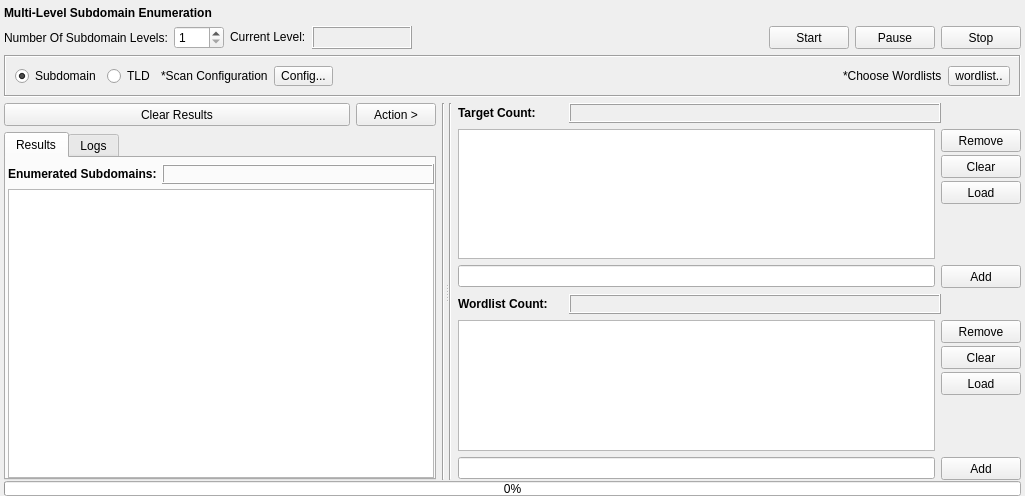
Qt form gui/src/engines/level/Level.ui (3nock/OTE) before a commit.
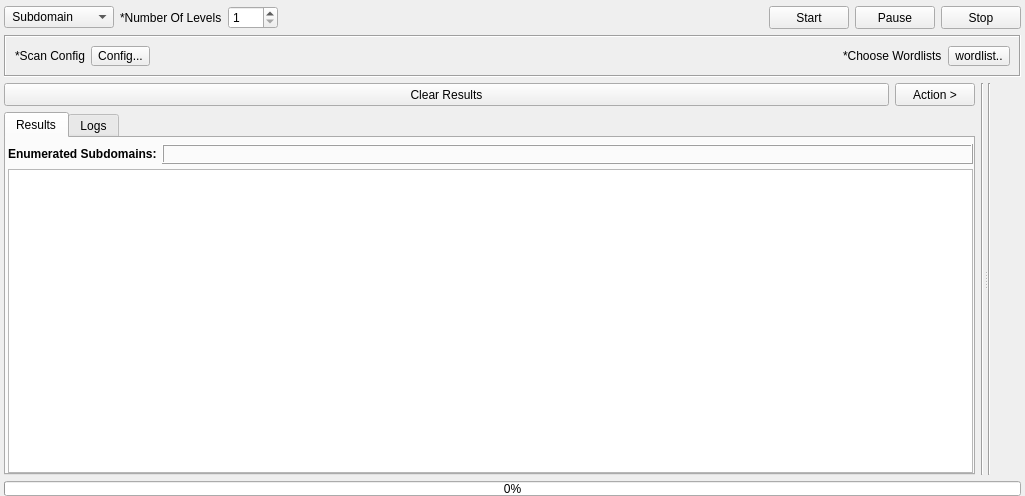
The same form after that commit. Custom widgets are drawn as their Qt base class.

Patch:
```diff
--- a/gui/src/engines/level/Level.ui
+++ b/gui/src/engines/level/Level.ui
@@ -16,7 +16,7 @@
   <property name="styleSheet">
    <string notr="true"/>
   </property>
-  <layout class="QVBoxLayout" name="verticalLayout_3">
+  <layout class="QVBoxLayout" name="verticalLayout_2">
    <property name="leftMargin">
     <number>4</number>
    </property>
@@ -29,31 +29,38 @@
    <property name="bottomMargin">
     <number>0</number>
    </property>
-   <item>
-    <widget class="QLabel" name="label_2">
-     <property name="sizePolicy">
-      <sizepolicy hsizetype="Preferred" vsizetype="Maximum">
-       <horstretch>0</horstretch>
-       <verstretch>0</verstretch>
-      </sizepolicy>
-     </property>
-     <property name="font">
-      <font>
-       <weight>75</weight>
-       <bold>true</bold>
-      </font>
-     </property>
-     <property name="text">
-      <string>Multi-Level Subdomain Enumeration</string>
-     </property>
-    </widget>
-   </item>
    <item>
     <layout class="QHBoxLayout" name="horizontalLayout_4">
+     <item>
+      <widget class="QComboBox" name="comboBoxOption">
+       <property name="minimumSize">
+        <size>
+         <width>110</width>
+         <height>0</height>
+        </size>
+       </property>
+       <property name="maximumSize">
+        <size>
+         <width>110</width>
+         <height>16777215</height>
+        </size>
+       </property>
+       <item>
+        <property name="text">
+         <string> Subdomain</string>
+        </property>
+       </item>
+       <item>
+        <property name="text">
+         <string> TLD</string>
+        </property>
+       </item>
+      </widget>
+     </item>
      <item>
       <widget class="QLabel" name="label_6">
        <property name="text">
-        <string>Number Of Subdomain Levels:</string>
+        <string>*Number Of Levels</string>
        </property>
       </widget>
      </item>
@@ -74,6 +81,15 @@
        <property name="focusPolicy">
         <enum>Qt::NoFocus</enum>
        </property>
+       <property name="wrapping">
+        <bool>false</bool>
+       </property>
+       <property name="frame">
+        <bool>true</bool>
+       </property>
+       <property name="buttonSymbols">
+        <enum>QAbstractSpinBox::UpDownArrows</enum>
+       </property>
        <property name="minimum">
         <number>1</number>
        </property>
@@ -82,47 +98,6 @@
        </property>
       </widget>
      </item>
-     <item>
-      <widget class="QLabel" name="label_5">
-       <property name="sizePolicy">
-        <sizepolicy hsizetype="Maximum" vsizetype="Maximum">
-         <horstretch>0</horstretch>
-         <verstretch>0</verstretch>
-        </sizepolicy>
-       </property>
-       <property name="font">
-        <font>
-         <weight>50</weight>
-         <bold>false</bold>
-        </font>
-       </property>
-       <property name="text">
-        <string>Current Level:</string>
-       </property>
-      </widget>
-     </item>
-     <item>
-      <widget class="QLabel" name="label_level">
-       <property name="minimumSize">
-        <size>
-         <width>100</width>
-         <height>0</height>
-        </size>
-       </property>
-       <property name="styleSheet">
-        <string notr="true"/>
-       </property>
-       <property name="frameShape">
-        <enum>QFrame::Box</enum>
-       </property>
-       <property name="frameShadow">
-        <enum>QFrame::Raised</enum>
-       </property>
-       <property name="text">
-        <string/>
-       </property>
-      </widget>
-     </item>
      <item>
       <spacer name="horizontalSpacer_3">
        <property name="orientation">
@@ -228,23 +203,6 @@
       <enum>QFrame::Sunken</enum>
      </property>
      <layout class="QHBoxLayout" name="horizontalLayout_3">
-      <item>
-       <widget class="QRadioButton" name="radioButton">
-        <property name="text">
-         <string>Subdomain</string>
-        </property>
-        <property name="checked">
-         <bool>true</bool>
-        </property>
-       </widget>
-      </item>
-      <item>
-       <widget class="QRadioButton" name="radioButton_2">
-        <property name="text">
-         <string>TLD</string>
-        </property>
-       </widget>
-      </item>
       <item>
        <widget class="QLabel" name="label_4">
         <property name="sizePolicy">
@@ -254,7 +212,7 @@
          </sizepolicy>
         </property>
         <property name="text">
-         <string>*Scan Configuration</string>
+         <string>*Scan Config</string>
         </property>
        </widget>
       </item>
@@ -308,11 +266,6 @@
     </widget>
    </item>
    <item>
-    <layout class="QVBoxLayout" name="verticalLayout_2">
-     <property name="spacing">
-      <number>1</number>
-     </property>
-     <item>
       <widget class="QSplitter" name="splitter">
        <property name="orientation">
         <enum>Qt::Horizontal</enum>
@@ -590,502 +543,35 @@
         </layout>
        </widget>
        <widget class="QWidget" name="layoutWidget">
-        <layout class="QHBoxLayout" name="horizontalLayout_2">
-         <item>
-          <widget class="Line" name="line_15">
-           <property name="styleSheet">
-            <string notr="true"/>
-           </property>
-           <property name="orientation">
-            <enum>Qt::Vertical</enum>
-           </property>
-          </widget>
-         </item>
-         <item>
-          <layout class="QVBoxLayout" name="verticalLayout">
-           <item>
-            <layout class="QHBoxLayout" name="horizontalLayout_20">
-             <item>
-              <widget class="QLabel" name="label_3">
-               <property name="sizePolicy">
-                <sizepolicy hsizetype="Fixed" vsizetype="Maximum">
-                 <horstretch>0</horstretch>
-                 <verstretch>0</verstretch>
-                </sizepolicy>
-               </property>
-               <property name="minimumSize">
-                <size>
-                 <width>105</width>
-                 <height>0</height>
-                </size>
-               </property>
-               <property name="maximumSize">
-                <size>
-                 <width>80</width>
-                 <height>16777215</height>
-                </size>
-               </property>
-               <property name="font">
-                <font>
-                 <weight>75</weight>
-                 <bold>true</bold>
-                </font>
-               </property>
-               <property name="text">
-                <string>Target Count:</string>
-               </property>
-              </widget>
-             </item>
-             <item>
-              <widget class="QLabel" name="label_targetsCount">
-               <property name="sizePolicy">
-                <sizepolicy hsizetype="Preferred" vsizetype="Preferred">
-                 <horstretch>0</horstretch>
-                 <verstretch>0</verstretch>
-                </sizepolicy>
-               </property>
-               <property name="minimumSize">
-                <size>
-                 <width>20</width>
-                 <height>20</height>
-                </size>
-               </property>
-               <property name="styleSheet">
-                <string notr="true"/>
-               </property>
-               <property name="frameShape">
-                <enum>QFrame::Box</enum>
-               </property>
-               <property name="frameShadow">
-                <enum>QFrame::Raised</enum>
-               </property>
-               <property name="text">
-                <string/>
-               </property>
-              </widget>
-             </item>
-             <item>
-              <spacer name="horizontalSpacer_7">
-               <property name="orientation">
-                <enum>Qt::Horizontal</enum>
-               </property>
-               <property name="sizeType">
-                <enum>QSizePolicy::Fixed</enum>
-               </property>
-               <property name="sizeHint" stdset="0">
-                <size>
-                 <width>80</width>
-                 <height>20</height>
-                </size>
-               </property>
-              </spacer>
-             </item>
-            </layout>
-           </item>
-           <item>
-            <layout class="QHBoxLayout" name="horizontalLayout_24">
-             <item>
-              <widget class="QListWidget" name="listWidget_targets">
-               <property name="focusPolicy">
-                <enum>Qt::NoFocus</enum>
-               </property>
-               <property name="styleSheet">
-                <string notr="true"/>
-               </property>
-               <property name="editTriggers">
-                <set>QAbstractItemView::DoubleClicked</set>
-               </property>
-               <property name="showDropIndicator" stdset="0">
-                <bool>false</bool>
-               </property>
-               <property name="dragDropOverwriteMode">
-                <bool>false</bool>
-               </property>
-               <property name="selectionMode">
-                <enum>QAbstractItemView::ExtendedSelection</enum>
-               </property>
-               <property name="verticalScrollMode">
-                <enum>QAbstractItemView::ScrollPerPixel</enum>
-               </property>
-               <property name="horizontalScrollMode">
-                <enum>QAbstractItemView::ScrollPerPixel</enum>
-               </property>
-               <property name="selectionRectVisible">
-                <bool>true</bool>
-               </property>
-              </widget>
-             </item>
-             <item>
-              <layout class="QVBoxLayout" name="verticalLayout_5">
-               <property name="spacing">
-                <number>3</number>
-               </property>
-               <item>
-                <widget class="QPushButton" name="pushButton_removeTargets">
-                 <property name="sizePolicy">
-                  <sizepolicy hsizetype="Fixed" vsizetype="Fixed">
-                   <horstretch>0</horstretch>
-                   <verstretch>0</verstretch>
-                  </sizepolicy>
-                 </property>
-                 <property name="minimumSize">
-                  <size>
-                   <width>75</width>
-                   <height>23</height>
-                  </size>
-                 </property>
-                 <property name="styleSheet">
-                  <string notr="true"/>
-                 </property>
-                 <property name="text">
-                  <string>Remove</string>
-                 </property>
-                </widget>
-               </item>
-               <item>
-                <widget class="QPushButton" name="pushButton_clearTargets">
-                 <property name="sizePolicy">
-                  <sizepolicy hsizetype="Fixed" vsizetype="Fixed">
-                   <horstretch>0</horstretch>
-                   <verstretch>0</verstretch>
-                  </sizepolicy>
-                 </property>
-                 <property name="minimumSize">
-                  <size>
-                   <width>75</width>
-                   <height>23</height>
-                  </size>
-                 </property>
-                 <property name="styleSheet">
-                  <string notr="true"/>
-                 </property>
-                 <property name="text">
-                  <string>Clear</string>
-                 </property>
-                </widget>
-               </item>
-               <item>
-                <widget class="QPushButton" name="pushButton_loadTargets">
-                 <property name="sizePolicy">
-                  <sizepolicy hsizetype="Fixed" vsizetype="Fixed">
-                   <horstretch>0</horstretch>
-                   <verstretch>0</verstretch>
-                  </sizepolicy>
-                 </property>
-                 <property name="minimumSize">
-                  <size>
-                   <width>75</width>
-                   <height>23</height>
-                  </size>
-                 </property>
-                 <property name="styleSheet">
-                  <string notr="true"/>
-                 </property>
-                 <property name="text">
-                  <string>Load</string>
-                 </property>
-                </widget>
-               </item>
-               <item>
-                <spacer name="verticalSpacer_2">
-                 <property name="orientation">
-                  <enum>Qt::Vertical</enum>
-                 </property>
-                 <property name="sizeHint" stdset="0">
-                  <size>
-                   <width>20</width>
-                   <height>40</height>
-                  </size>
-                 </property>
-                </spacer>
-               </item>
-              </layout>
-             </item>
-            </layout>
-           </item>
-           <item>
             <layout class="QHBoxLayout" name="horizontalLayout">
              <item>
-              <widget class="QLineEdit" name="lineEdit_targets">
-               <property name="styleSheet">
-                <string notr="true"/>
-               </property>
-              </widget>
-             </item>
-             <item>
-              <widget class="QPushButton" name="pushButton_addTargets">
-               <property name="sizePolicy">
-                <sizepolicy hsizetype="Fixed" vsizetype="Fixed">
-                 <horstretch>0</horstretch>
-                 <verstretch>0</verstretch>
-                </sizepolicy>
-               </property>
-               <property name="minimumSize">
-                <size>
-                 <width>75</width>
-                 <height>23</height>
-                </size>
-               </property>
-               <property name="styleSheet">
-                <string notr="true"/>
-               </property>
-               <property name="text">
-                <string>Add</string>
-               </property>
-              </widget>
-             </item>
-            </layout>
-           </item>
-           <item>
-            <layout class="QHBoxLayout" name="theLayout_2">
-             <item>
-              <widget class="QLabel" name="label_10">
-               <property name="sizePolicy">
-                <sizepolicy hsizetype="Fixed" vsizetype="Preferred">
-                 <horstretch>0</horstretch>
-                 <verstretch>0</verstretch>
-                </sizepolicy>
-               </property>
-               <property name="minimumSize">
-                <size>
-                 <width>105</width>
-                 <height>0</height>
-                </size>
-               </property>
-               <property name="maximumSize">
-                <size>
-                 <width>80</width>
-                 <height>16777215</height>
-                </size>
-               </property>
-               <property name="font">
-                <font>
-                 <weight>75</weight>
-                 <bold>true</bold>
-                </font>
-               </property>
-               <property name="text">
-                <string>Wordlist Count:</string>
-               </property>
-              </widget>
-             </item>
-             <item>
-              <widget class="QLabel" name="label_wordlistCount">
-               <property name="sizePolicy">
-                <sizepolicy hsizetype="Preferred" vsizetype="Maximum">
-                 <horstretch>0</horstretch>
-                 <verstretch>0</verstretch>
-                </sizepolicy>
-               </property>
-               <property name="minimumSize">
-                <size>
-                 <width>0</width>
-                 <height>20</height>
-                </size>
-               </property>
-               <property name="maximumSize">
-                <size>
-                 <width>16777215</width>
-                 <height>20</height>
-                </size>
-               </property>
-               <property name="font">
-                <font>
-                 <weight>75</weight>
-                 <bold>true</bold>
-                </font>
-               </property>
-               <property name="styleSheet">
-                <string notr="true"/>
-               </property>
-               <property name="frameShape">
-                <enum>QFrame::Box</enum>
-               </property>
-               <property name="frameShadow">
-                <enum>QFrame::Raised</enum>
-               </property>
-               <property name="text">
-                <string/>
-               </property>
-              </widget>
-             </item>
-             <item>
-              <spacer name="horizontalSpacer">
-               <property name="orientation">
-                <enum>Qt::Horizontal</enum>
-               </property>
-               <property name="sizeType">
-                <enum>QSizePolicy::Fixed</enum>
-               </property>
-               <property name="sizeHint" stdset="0">
-                <size>
-                 <width>80</width>
-                 <height>20</height>
-                </size>
-               </property>
-              </spacer>
-             </item>
-            </layout>
-           </item>
-           <item>
-            <layout class="QHBoxLayout" name="horizontalLayout_21">
-             <item>
-              <widget class="QListWidget" name="listWidget_wordlist">
-               <property name="font">
-                <font>
-                 <family>MS Shell Dlg 2</family>
-                 <pointsize>8</pointsize>
-                </font>
-               </property>
-               <property name="focusPolicy">
-                <enum>Qt::NoFocus</enum>
-               </property>
-               <property name="styleSheet">
-                <string notr="true"/>
-               </property>
-               <property name="editTriggers">
-                <set>QAbstractItemView::DoubleClicked</set>
-               </property>
-               <property name="showDropIndicator" stdset="0">
-                <bool>false</bool>
-               </property>
-               <property name="selectionMode">
-                <enum>QAbstractItemView::ExtendedSelection</enum>
-               </property>
-               <property name="verticalScrollMode">
-                <enum>QAbstractItemView::ScrollPerPixel</enum>
-               </property>
-               <property name="horizontalScrollMode">
-                <enum>QAbstractItemView::ScrollPerPixel</enum>
-               </property>
-               <property name="selectionRectVisible">
-                <bool>true</bool>
-               </property>
-               <property name="sortingEnabled">
-                <bool>false</bool>
-               </property>
-              </widget>
-             </item>
-             <item>
-              <layout class="QVBoxLayout" name="verticalLayout_23">
-               <property name="spacing">
-                <number>3</number>
-               </property>
-               <item>
-                <widget class="QPushButton" name="pushButton_removeWordlist">
-                 <property name="sizePolicy">
-                  <sizepolicy hsizetype="Fixed" vsizetype="Fixed">
-                   <horstretch>0</horstretch>
-                   <verstretch>0</verstretch>
-                  </sizepolicy>
-                 </property>
-                 <property name="minimumSize">
-                  <size>
-                   <width>75</width>
-                   <height>23</height>
-                  </size>
-                 </property>
-                 <property name="styleSheet">
-                  <string notr="true"/>
-                 </property>
-                 <property name="text">
-                  <string>Remove</string>
-                 </property>
-                </widget>
-               </item>
-               <item>
-                <widget class="QPushButton" name="pushButton_clearWordlist">
-                 <property name="sizePolicy">
-                  <sizepolicy hsizetype="Fixed" vsizetype="Fixed">
-                   <horstretch>0</horstretch>
-                   <verstretch>0</verstretch>
-                  </sizepolicy>
-                 </property>
-                 <property name="minimumSize">
-                  <size>
-                   <width>75</width>
-                   <height>23</height>
-                  </size>
-                 </property>
-                 <property name="styleSheet">
-                  <string notr="true"/>
-                 </property>
-                 <property name="text">
-                  <string>Clear</string>
-                 </property>
-                </widget>
-               </item>
-               <item>
-                <widget class="QPushButton" name="pushButton_loadWordlist">
-                 <property name="sizePolicy">
-                  <sizepolicy hsizetype="Fixed" vsizetype="Fixed">
-                   <horstretch>0</horstretch>
-                   <verstretch>0</verstretch>
-                  </sizepolicy>
-                 </property>
-                 <property name="minimumSize">
-                  <size>
-                   <width>75</width>
-                   <height>23</height>
-                  </size>
-                 </property>
-                 <property name="styleSheet">
-                  <string notr="true"/>
-                 </property>
-                 <property name="text">
-                  <string>Load</string>
-                 </property>
-                </widget>
-               </item>
-               <item>
-                <spacer name="verticalSpacer_4">
+        <widget class="Line" name="line">
                  <property name="orientation">
                   <enum>Qt::Vertical</enum>
                  </property>
-                 <property name="sizeHint" stdset="0">
-                  <size>
-                   <width>20</width>
-                   <height>40</height>
-                  </size>
-                 </property>
-                </spacer>
-               </item>
-              </layout>
-             </item>
-            </layout>
-           </item>
+        </widget>
+       </item>
            <item>
-            <layout class="QHBoxLayout" name="horizontalLayout_22">
+        <layout class="QVBoxLayout" name="verticalLayout">
              <item>
-              <widget class="QLineEdit" name="lineEdit_wordlist">
-               <property name="styleSheet">
-                <string notr="true"/>
+          <widget class="InputWidget" name="targets" native="true">
+           <property name="minimumSize">
+            <size>
+             <width>0</width>
+             <height>100</height>
+            </size>
                </property>
               </widget>
              </item>
              <item>
-              <widget class="QPushButton" name="pushButton_addWordlist">
-               <property name="sizePolicy">
-                <sizepolicy hsizetype="Fixed" vsizetype="Fixed">
-                 <horstretch>0</horstretch>
-                 <verstretch>0</verstretch>
-                </sizepolicy>
-               </property>
+          <widget class="InputWidget" name="wordlist" native="true">
                <property name="minimumSize">
                 <size>
-                 <width>75</width>
-                 <height>23</height>
-                </size>
-               </property>
-               <property name="styleSheet">
-                <string notr="true"/>
-               </property>
-               <property name="text">
-                <string>Add</string>
-               </property>
-              </widget>
-             </item>
-            </layout>
+             <width>0</width>
+             <height>100</height>
+            </size>
+           </property>
+          </widget>
            </item>
           </layout>
          </item>
@@ -1116,9 +602,15 @@
       </widget>
      </item>
     </layout>
-   </item>
-  </layout>
  </widget>
+ <customwidgets>
+  <customwidget>
+   <class>InputWidget</class>
+   <extends>QWidget</extends>
+   <header>src/widgets/InputWidget.h</header>
+   <container>1</container>
+  </customwidget>
+ </customwidgets>
  <resources/>
  <connections/>
 </ui>
```
Left out of the diff: 28 changed lines with no effect on the pictures. Lines whose indentation alone changed are shown as unchanged.
